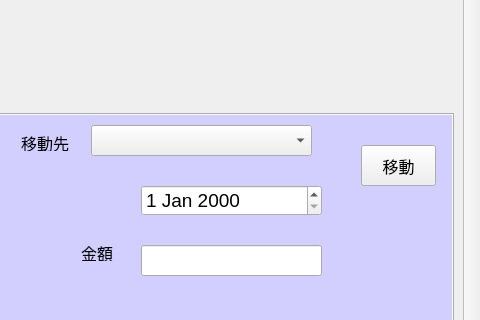
The window that mainwindow.ui (gh6141/vckakeForLinux) describes before a commit, drawn with Qt 5; both pictures show x 320 to 800 and y 96 to 416 of the 800 by 600 pixel window.
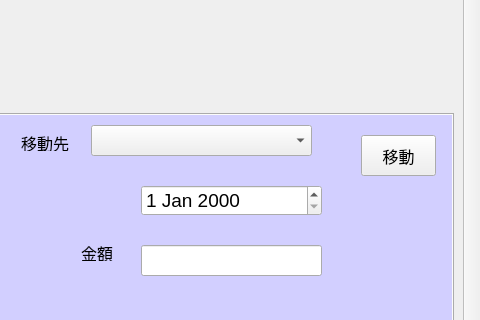
The same window after the commit. The open tabs and pages were chosen to show the change.

The edit to the form file:
```diff
--- a/mainwindow.ui
+++ b/mainwindow.ui
@@ -469,7 +469,7 @@
         <property name="geometry">
          <rect>
           <x>670</x>
-          <y>30</y>
+          <y>20</y>
           <width>75</width>
           <height>41</height>
          </rect>
```
Left out of the diff: 2 changed lines with no effect on the pictures.
